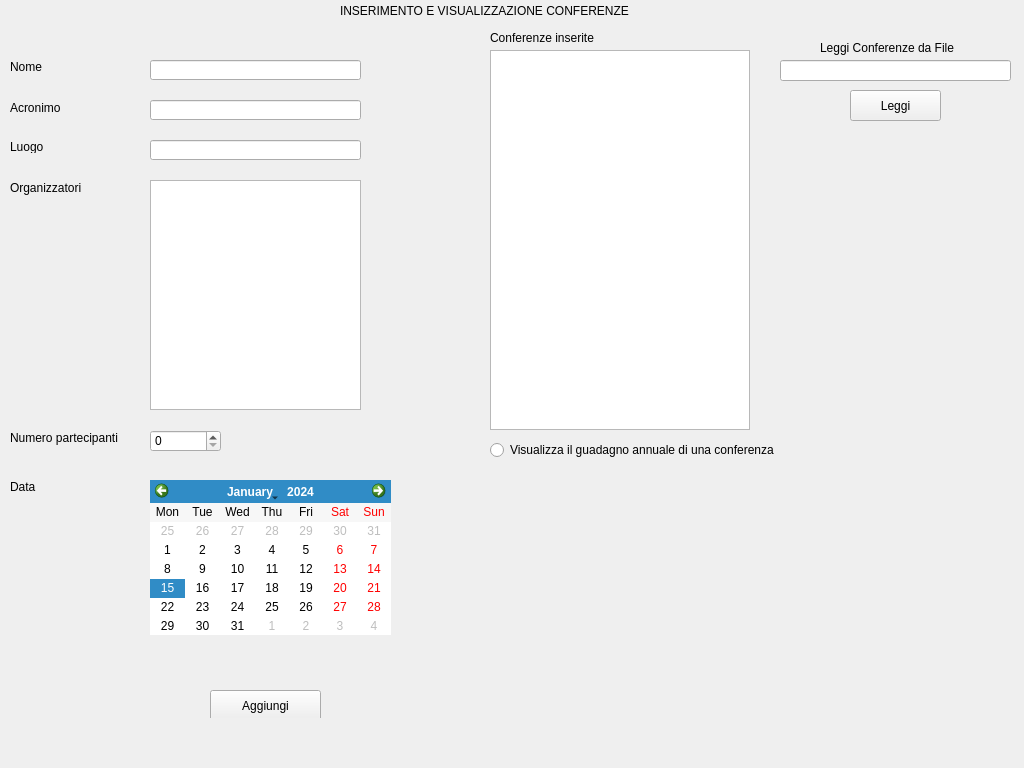
Old version of the form Progetto/paginaconferenza.ui in the repository marcovirgillo/ProgettoPO.
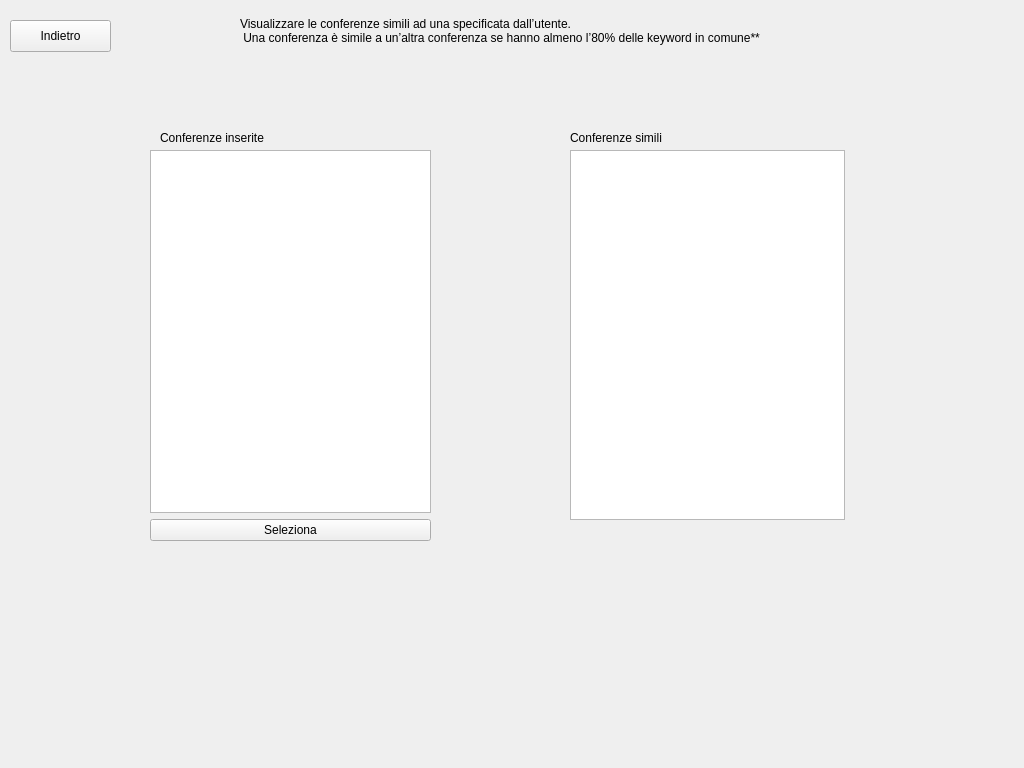
New version of the form.

```diff
--- a/Progetto/paginaconferenza.ui
+++ b/Progetto/paginaconferenza.ui
@@ -23,7 +23,7 @@
     </rect>
    </property>
    <property name="currentIndex">
-    <number>0</number>
+    <number>2</number>
    </property>
    <widget class="QWidget" name="Home">
     <widget class="QLineEdit" name="Nome">
@@ -215,19 +215,6 @@
       <string>Conferenze inserite</string>
      </property>
     </widget>
-    <widget class="QRadioButton" name="buttonVisualizzaGuadagnoAnnualeConferenza">
-     <property name="geometry">
-      <rect>
-       <x>490</x>
-       <y>440</y>
-       <width>341</width>
-       <height>20</height>
-      </rect>
-     </property>
-     <property name="text">
-      <string>Visualizza il guadagno annuale di una conferenza</string>
-     </property>
-    </widget>
     <widget class="QLabel" name="labelTitolo">
      <property name="geometry">
       <rect>
@@ -277,6 +264,32 @@
       <string>Leggi Conferenze da File</string>
      </property>
     </widget>
+    <widget class="QWidget" name="layoutWidget">
+     <property name="geometry">
+      <rect>
+       <x>490</x>
+       <y>440</y>
+       <width>341</width>
+       <height>61</height>
+      </rect>
+     </property>
+     <layout class="QVBoxLayout" name="verticalLayout">
+      <item>
+       <widget class="QRadioButton" name="buttonVisualizzaGuadagnoAnnualeConferenza">
+        <property name="text">
+         <string>Visualizza il guadagno annuale di una conferenza</string>
+        </property>
+       </widget>
+      </item>
+      <item>
+       <widget class="QRadioButton" name="buttonVisualizzaConferenzeSimili">
+        <property name="text">
+         <string>Visualizzare le conferenze simili ad una specificata</string>
+        </property>
+       </widget>
+      </item>
+     </layout>
+    </widget>
    </widget>
    <widget class="QWidget" name="pageVisualizzaGuadagnoAnnualeConferenza">
     <widget class="QListWidget" name="page2_listArticoli">
@@ -390,6 +403,93 @@
      </property>
     </widget>
    </widget>
+   <widget class="QWidget" name="pageVisualizzaConferenzeSimili">
+    <widget class="QLabel" name="page3_labelListConferenze">
+     <property name="geometry">
+      <rect>
+       <x>160</x>
+       <y>130</y>
+       <width>121</width>
+       <height>16</height>
+      </rect>
+     </property>
+     <property name="text">
+      <string>Conferenze inserite</string>
+     </property>
+    </widget>
+    <widget class="QWidget" name="layoutWidget_6">
+     <property name="geometry">
+      <rect>
+       <x>150</x>
+       <y>150</y>
+       <width>281</width>
+       <height>391</height>
+      </rect>
+     </property>
+     <layout class="QVBoxLayout" name="verticalLayout_11">
+      <item>
+       <widget class="QListWidget" name="page3_listConferenze"/>
+      </item>
+      <item>
+       <widget class="QPushButton" name="page3_buttonSeleziona">
+        <property name="text">
+         <string>Seleziona</string>
+        </property>
+       </widget>
+      </item>
+     </layout>
+    </widget>
+    <widget class="QLabel" name="page3_labelListConferenzeSimili">
+     <property name="geometry">
+      <rect>
+       <x>570</x>
+       <y>130</y>
+       <width>121</width>
+       <height>16</height>
+      </rect>
+     </property>
+     <property name="text">
+      <string>Conferenze simili</string>
+     </property>
+    </widget>
+    <widget class="QPushButton" name="page3_buttonIndietro">
+     <property name="geometry">
+      <rect>
+       <x>10</x>
+       <y>20</y>
+       <width>101</width>
+       <height>32</height>
+      </rect>
+     </property>
+     <property name="text">
+      <string>Indietro</string>
+     </property>
+    </widget>
+    <widget class="QListWidget" name="page3_listConferenzeSimili">
+     <property name="geometry">
+      <rect>
+       <x>570</x>
+       <y>150</y>
+       <width>275</width>
+       <height>370</height>
+      </rect>
+     </property>
+    </widget>
+    <widget class="QLabel" name="page3_labelTitolo">
+     <property name="geometry">
+      <rect>
+       <x>240</x>
+       <y>10</y>
+       <width>641</width>
+       <height>41</height>
+      </rect>
+     </property>
+     <property name="text">
+      <string>Visualizzare le conferenze simili ad una specificata dall’utente.  
+ Una conferenza è simile a un’altra conferenza se hanno almeno l’80% delle keyword in comune**</string>
+     </property>
+    </widget>
+   </widget>
   </widget>
  </widget>
  <resources/>
```
Left out of the diff: 4 changed lines with no effect on the pictures.
